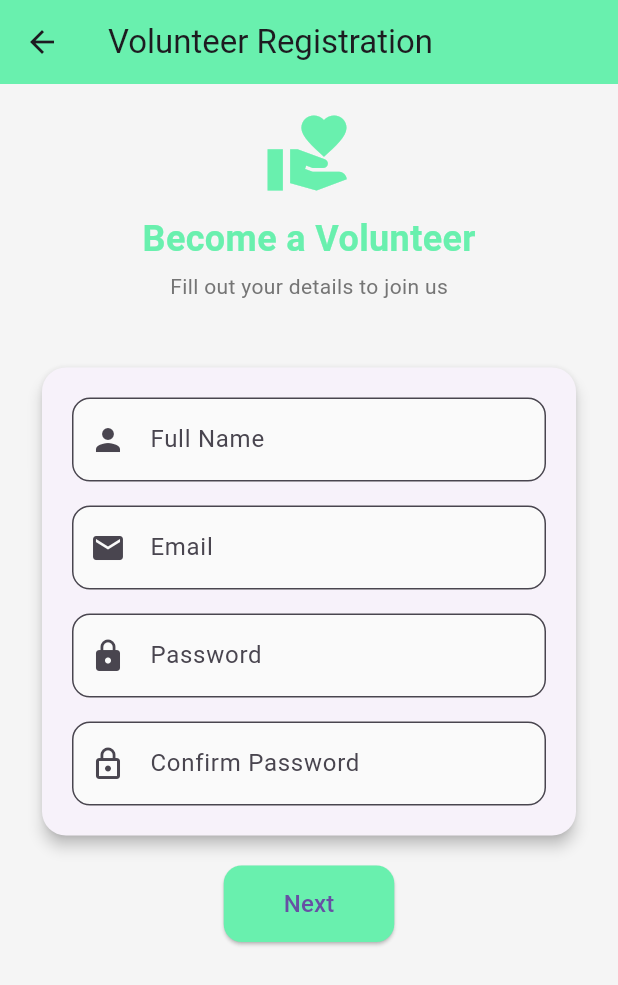
After one commit to MathurakshiMahendrarajah/HelpNow-MobileApp, a Flutter app: the VolunteerRegisterScreen screen opened directly, on a phone screen of 412 x 824 dp. The commit adds this screen. Shown: the top 985 px of the screen. Run offline on Flutter 3.47's test engine with Material 3 defaults, Android fonts, the phone set to English and light mode, and no system bars; our stand-ins replace geolocator, image_picker, permission_handler; missing offline and left inert: amplify_api, amplify_auth_cognito, amplify_flutter, amplify_storage_s3; statements that could not run were skipped.

Commit message:
Register screen added

```diff
--- a/lib/screens/volunteer/volunteer_login_screen.dart
+++ b/lib/screens/volunteer/volunteer_login_screen.dart
@@ -1,6 +1,6 @@
 import 'package:flutter/material.dart';
-import 'package:helpnow_mobileapp/screens/volunteer/volunteer_dashboard_screen.dart'; // Make sure to create this screen
-import 'package:helpnow_mobileapp/screens/volunteer/volunteer_dashboard_screen.dart'; // Update the correct screen as needed
+import 'package:helpnow_mobileapp/screens/volunteer/volunteer_dashboard_screen.dart';
+import 'package:helpnow_mobileapp/screens/volunteer/volunteer_register_screen.dart'; // Create this screen
 
 class VolunteerLoginScreen extends StatelessWidget {
   final TextEditingController emailController = TextEditingController();
@@ -60,13 +60,15 @@ class VolunteerLoginScreen extends StatelessWidget {
                           obscureText: true,
                         ),
                         const SizedBox(height: 24),
+
+                        // Login button
                         ElevatedButton(
                           onPressed: () {
                             Navigator.push(
                               context,
                               MaterialPageRoute(
                                 builder: (_) => VolunteerDashboard(),
-                              ), // Navigate to Volunteer Dashboard
+                              ),
                             );
                           },
                           style: ElevatedButton.styleFrom(
@@ -77,6 +79,37 @@ class VolunteerLoginScreen extends StatelessWidget {
                             ),
                           ),
                           child: Text('Login', style: TextStyle(fontSize: 16)),
+                        ),
+                        const SizedBox(height: 12),
+
+                        // Register button
+                        OutlinedButton(
+                          onPressed: () {
+                            Navigator.push(
+                              context,
+                              MaterialPageRoute(
+                                builder: (_) => VolunteerRegisterScreen(),
+                              ),
+                            );
+                          },
+                          style: OutlinedButton.styleFrom(
+                            minimumSize: Size(double.infinity, 48),
+                            shape: RoundedRectangleBorder(
+                              borderRadius: BorderRadius.circular(12),
+                            ),
+                            side: BorderSide(
+                              color: Colors.greenAccent,
+                              width: 2,
+                            ),
+                          ),
+                          child: Text(
+                            'Not a volunteer yet? Register',
+                            style: TextStyle(
+                              fontSize: 16,
+                              color: Colors.greenAccent,
+                              fontWeight: FontWeight.bold,
+                            ),
+                          ),
                         ),
                       ],
                     ),
--- /dev/null
+++ b/lib/screens/volunteer/volunteer_register_screen.dart
@@ -0,0 +1,379 @@
+import 'package:flutter/material.dart';
+
+class VolunteerRegisterScreen extends StatefulWidget {
+  @override
+  _VolunteerRegisterScreenState createState() =>
+      _VolunteerRegisterScreenState();
+}
+
+class _VolunteerRegisterScreenState extends State<VolunteerRegisterScreen> {
+  final PageController _pageController = PageController();
+
+  // Step 1 controllers
+  final TextEditingController nameController = TextEditingController();
+  final TextEditingController emailController = TextEditingController();
+  final TextEditingController passwordController = TextEditingController();
+  final TextEditingController confirmPasswordController =
+      TextEditingController();
+
+  // Step 2 controllers
+  final TextEditingController incomeController = TextEditingController();
+  String? selectedDistrict;
+  String? selectedAvailability;
+
+  int currentPage = 0;
+
+  void nextPage() {
+    if (currentPage < 1) {
+      _pageController.nextPage(
+        duration: Duration(milliseconds: 300),
+        curve: Curves.easeInOut,
+      );
+    }
+  }
+
+  void prevPage() {
+    if (currentPage > 0) {
+      _pageController.previousPage(
+        duration: Duration(milliseconds: 300),
+        curve: Curves.easeInOut,
+      );
+    }
+  }
+
+  void _getCurrentDistrict() {
+    // TODO: Replace with actual GPS + reverse geocode logic
+    setState(() {
+      selectedDistrict = 'Colombo'; // Example auto-set district
+    });
+
+    ScaffoldMessenger.of(
+      context,
+    ).showSnackBar(SnackBar(content: Text('Current district set to Colombo')));
+  }
+
+  void _pickIncomeProof() {
+    // TODO: Implement actual file picker here
+    ScaffoldMessenger.of(context).showSnackBar(
+      SnackBar(content: Text('Upload proof clicked - implement file picker!')),
+    );
+  }
+
+  @override
+  Widget build(BuildContext context) {
+    return Scaffold(
+      backgroundColor: Colors.grey[100],
+      appBar: AppBar(
+        title: Text('Volunteer Registration'),
+        backgroundColor: Colors.greenAccent,
+      ),
+      body: SafeArea(
+        child: Column(
+          children: [
+            // Header with Icon and Title
+            Padding(
+              padding: const EdgeInsets.symmetric(vertical: 16),
+              child: Column(
+                children: [
+                  Icon(
+                    Icons.volunteer_activism,
+                    size: 60,
+                    color: Colors.greenAccent,
+                  ),
+                  const SizedBox(height: 10),
+                  Text(
+                    'Become a Volunteer',
+                    style: TextStyle(
+                      fontSize: 24,
+                      fontWeight: FontWeight.bold,
+                      color: Colors.greenAccent,
+                    ),
+                  ),
+                  const SizedBox(height: 5),
+                  Text(
+                    'Fill out your details to join us',
+                    style: TextStyle(color: Colors.grey[600], fontSize: 14),
+                  ),
+                ],
+              ),
+            ),
+
+            // Form Steps with button below each form
+            Expanded(
+              child: PageView(
+                controller: _pageController,
+                physics: NeverScrollableScrollPhysics(),
+                onPageChanged: (index) {
+                  setState(() {
+                    currentPage = index;
+                  });
+                },
+                children: [
+                  buildStepWithButton(
+                    stepWidget: buildStep1(),
+                    buttonText: "Next",
+                    onButtonPressed: nextPage,
+                  ),
+                  buildStepWithButton(
+                    stepWidget: buildStep2(),
+                    buttonText: "Register",
+                    onButtonPressed: () {
+                      // Submit form logic here
+                      ScaffoldMessenger.of(context).showSnackBar(
+                        SnackBar(content: Text("Registered successfully!")),
+                      );
+                      Navigator.pop(context);
+                    },
+                    showBackButton: true,
+                    onBackPressed: prevPage,
+                  ),
+                ],
+              ),
+            ),
+          ],
+        ),
+      ),
+    );
+  }
+
+  Widget buildStepWithButton({
+    required Widget stepWidget,
+    required String buttonText,
+    required VoidCallback onButtonPressed,
+    bool showBackButton = false,
+    VoidCallback? onBackPressed,
+  }) {
+    return SingleChildScrollView(
+      padding: EdgeInsets.all(24),
+      child: Column(
+        children: [
+          stepWidget,
+          const SizedBox(height: 16),
+          Center(
+            child: ElevatedButton(
+              onPressed: onButtonPressed,
+              style: ElevatedButton.styleFrom(
+                backgroundColor: Colors.greenAccent,
+                shape: RoundedRectangleBorder(
+                  borderRadius: BorderRadius.circular(12),
+                ),
+                padding: EdgeInsets.symmetric(horizontal: 40, vertical: 14),
+              ),
+              child: Text(buttonText, style: TextStyle(fontSize: 16)),
+            ),
+          ),
+          if (showBackButton && onBackPressed != null) ...[
+            const SizedBox(height: 12),
+            Center(
+              child: OutlinedButton(
+                onPressed: onBackPressed,
+                child: Text("Back"),
+                style: OutlinedButton.styleFrom(minimumSize: Size(100, 40)),
+              ),
+            ),
+          ],
+        ],
+      ),
+    );
+  }
+
+  Widget buildStep1() {
+    return Card(
+      shape: RoundedRectangleBorder(borderRadius: BorderRadius.circular(16)),
+      elevation: 4,
+      child: Padding(
+        padding: const EdgeInsets.all(20.0),
+        child: Column(
+          children: [
+            buildInputField(
+              controller: nameController,
+              label: 'Full Name',
+              icon: Icons.person,
+            ),
+            const SizedBox(height: 16),
+            buildInputField(
+              controller: emailController,
+              label: 'Email',
+              icon: Icons.email,
+            ),
+            const SizedBox(height: 16),
+            buildInputField(
+              controller: passwordController,
+              label: 'Password',
+              icon: Icons.lock,
+              obscureText: true,
+            ),
+            const SizedBox(height: 16),
+            buildInputField(
+              controller: confirmPasswordController,
+              label: 'Confirm Password',
+              icon: Icons.lock_outline,
+              obscureText: true,
+            ),
+          ],
+        ),
+      ),
+    );
+  }
+
+  Widget buildStep2() {
+    return Card(
+      shape: RoundedRectangleBorder(borderRadius: BorderRadius.circular(16)),
+      elevation: 4,
+      child: Padding(
+        padding: const EdgeInsets.all(20.0),
+        child: Column(
+          children: [
+            Row(
+              children: [
+                Expanded(
+                  child: DropdownButtonFormField<String>(
+                    decoration: InputDecoration(
+                      labelText: 'Select District',
+                      border: OutlineInputBorder(
+                        borderRadius: BorderRadius.circular(12),
+                      ),
+                      filled: true,
+                      fillColor: Colors.grey[50],
+                    ),
+                    value: selectedDistrict,
+                    items:
+                        [
+                          'Colombo',
+                          'Gampaha',
+                          'Kalutara',
+                          'Kandy',
+                          'Matale',
+                          'Nuwara Eliya',
+                          'Galle',
+                          'Matara',
+                          'Hambantota',
+                          'Jaffna',
+                          'Kilinochchi',
+                          'Mannar',
+                          'Vavuniya',
+                          'Mullaitivu',
+                          'Batticaloa',
+                          'Ampara',
+                          'Trincomalee',
+                          'Kurunegala',
+                          'Puttalam',
+                          'Anuradhapura',
+                          'Polonnaruwa',
+                          'Badulla',
+                          'Moneragala',
+                          'Ratnapura',
+                          'Kegalle',
+                        ].map((district) {
+                          return DropdownMenuItem(
+                            value: district,
+                            child: Text(district),
+                          );
+                        }).toList(),
+                    onChanged: (value) {
+                      setState(() {
+                        selectedDistrict = value;
+                      });
+                    },
+                  ),
+                ),
+                const SizedBox(width: 8),
+                ElevatedButton.icon(
+                  onPressed: _getCurrentDistrict,
+                  icon: Icon(Icons.my_location),
+                  label: Text("Locate me"),
+                  style: ElevatedButton.styleFrom(
+                    padding: EdgeInsets.symmetric(vertical: 18, horizontal: 12),
+                    minimumSize: Size(120, 48),
+                    backgroundColor: Colors.greenAccent,
+                    shape: RoundedRectangleBorder(
+                      borderRadius: BorderRadius.circular(12),
+                    ),
+                  ),
+                ),
+              ],
+            ),
+
+            const SizedBox(height: 16),
+
+            Row(
+              children: [
+                Expanded(
+                  flex: 3,
+                  child: buildInputField(
+                    controller: incomeController,
+                    label: 'Annual Income',
+                    icon: Icons.attach_money,
+                    keyboardType: TextInputType.number,
+                  ),
+                ),
+                const SizedBox(width: 8),
+                Expanded(
+                  flex: 2,
+                  child: ElevatedButton.icon(
+                    onPressed: _pickIncomeProof,
+                    icon: Icon(Icons.upload_file),
+                    label: Text('Upload Proof'),
+                    style: ElevatedButton.styleFrom(
+                      backgroundColor: Colors.greenAccent,
+                      shape: RoundedRectangleBorder(
+                        borderRadius: BorderRadius.circular(12),
+                      ),
+                      padding: EdgeInsets.symmetric(vertical: 14),
+                      minimumSize: Size(double.infinity, 48),
+                    ),
+                  ),
+                ),
+              ],
+            ),
+
+            const SizedBox(height: 16),
+
+            DropdownButtonFormField<String>(
+              decoration: InputDecoration(
+                labelText: 'Availability',
+                border: OutlineInputBorder(
+                  borderRadius: BorderRadius.circular(12),
+                ),
+                filled: true,
+                fillColor: Colors.grey[50],
+              ),
+              value: selectedAvailability,
+              items: [
+                DropdownMenuItem(value: 'Weekdays', child: Text('Weekdays')),
+                DropdownMenuItem(value: 'Weekends', child: Text('Weekends')),
+                DropdownMenuItem(value: 'Anytime', child: Text('Anytime')),
+              ],
+              onChanged: (value) {
+                setState(() {
+                  selectedAvailability = value;
+                });
+              },
+            ),
+          ],
+        ),
+      ),
+    );
+  }
+
+  Widget buildInputField({
+    required TextEditingController controller,
+    required String label,
+    required IconData icon,
+    bool obscureText = false,
+    TextInputType keyboardType = TextInputType.text,
+  }) {
+    return TextField(
+      controller: controller,
+      obscureText: obscureText,
+      keyboardType: keyboardType,
+      decoration: InputDecoration(
+        labelText: label,
+        prefixIcon: Icon(icon),
+        border: OutlineInputBorder(borderRadius: BorderRadius.circular(12)),
+        filled: true,
+        fillColor: Colors.grey[50],
+      ),
+    );
+  }
+}
```
